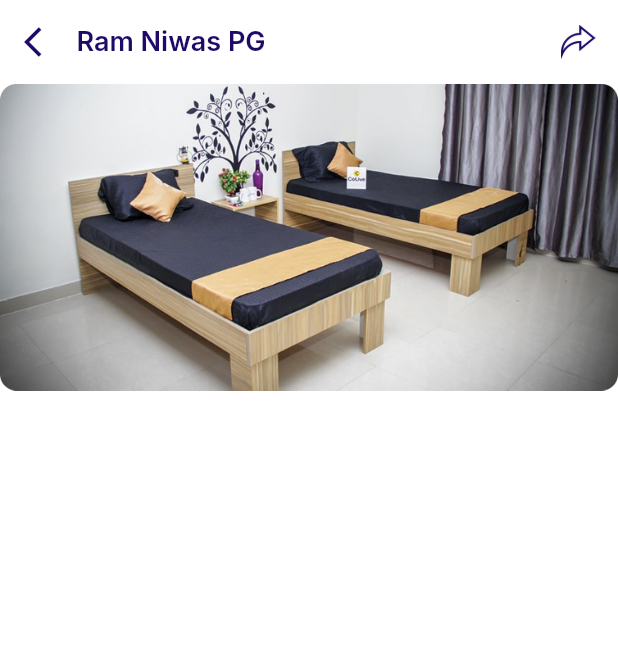
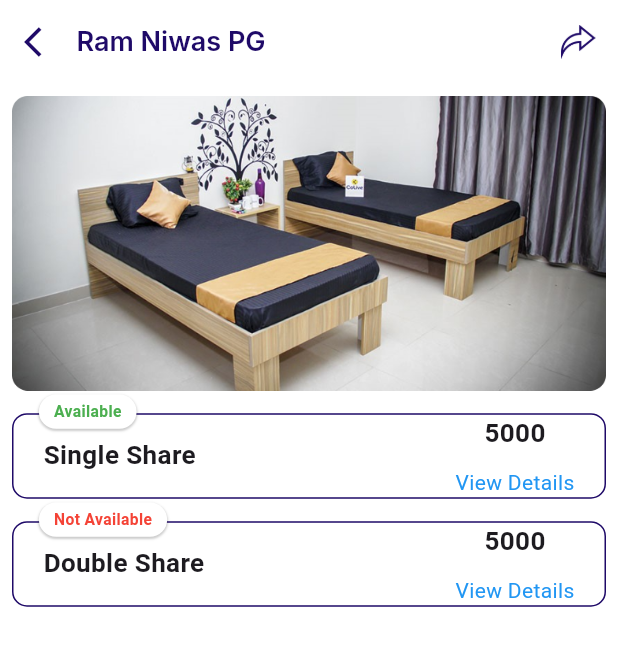
Before and after one commit to wepitch-dev-gunjan/sort-my-college-user-app, a Flutter app: the DetailAccommodation screen opened directly, on a phone screen of 412 x 824 dp. Shown: the top 646 px of the screen. Run offline on Flutter 3.47's test engine with Material 3 defaults, Android fonts, the phone set to English and light mode, and no system bars; our stand-ins replace carousel_slider, circular_countdown_timer, dio, flutter_dotenv, flutter_easyloading, flutter_image_slideshow and 13 more; missing offline and left inert: flutter_email_sender, razorpay_flutter; accounts and stored records are empty; project files that could hold a hidden picture were left out; key blocks and very long unbroken strings in the code were emptied for the run.

Commit message:
New card create

```diff
--- a/lib/home_page/Accomodation/screens/detail_accommodation.dart
+++ b/lib/home_page/Accomodation/screens/detail_accommodation.dart
@@ -1,5 +1,5 @@
 import 'package:flutter/material.dart';
-
+import 'package:http/http.dart';
 import '../../../shared/colors_const.dart';
 import '../../../utils/share_links.dart';
 import '../../entrance_preparation/components/commons.dart';
@@ -29,9 +29,127 @@ class DetailAccommodation extends StatelessWidget {
         ],
       ),
       body: SingleChildScrollView(
-          child: Column(
-        children: [Image.asset("assets/accommodation/testimage.png")],
+          child: Padding(
+        padding: const EdgeInsets.all(8.0),
+        child: Column(
+          children: [
+            Image.asset("assets/accommodation/testimage.png"),
+            const SizedBox(height: 15.0),
+            const RoomOffered(
+                roomType: "Single Share",
+                availability: "Available",
+                price: "5000",
+                isAvailable: true),
+            const SizedBox(height: 15.0),
+            const RoomOffered(
+                roomType: "Double Share",
+                availability: "Not Available",
+                price: "5000",
+                isAvailable: false)
+          ],
+        ),
       )),
     );
   }
 }
+
+class RoomOffered extends StatelessWidget {
+  final String roomType, availability, price;
+  final bool isAvailable;
+  const RoomOffered(
+      {super.key,
+      required this.roomType,
+      required this.availability,
+      required this.price,
+      required this.isAvailable});
+
+  @override
+  Widget build(BuildContext context) {
+    double baseWidth = 460;
+    double width = MediaQuery.of(context).size.width;
+    double fem = MediaQuery.of(context).size.width / baseWidth;
+    double ffem = fem * 0.97;
+    return Stack(
+      clipBehavior: Clip.none,
+      children: [
+        Container(
+          decoration: BoxDecoration(
+            border: Border.all(color: const Color(0xff1F0A68)),
+            borderRadius: BorderRadius.circular(10),
+          ),
+          padding: const EdgeInsets.symmetric(horizontal: 20),
+          child: Row(
+            mainAxisAlignment: MainAxisAlignment.spaceBetween,
+            children: [
+              Column(
+                crossAxisAlignment: CrossAxisAlignment.start,
+                children: [
+                  Text(
+                    roomType,
+                    style: TextStyle(
+                        fontSize: 20 * ffem, fontWeight: FontWeight.w600),
+                  ),
+                ],
+              ),
+              Container(
+                width: 2,
+                // height: 50,
+                color: Colors.black,
+              ),
+              Column(
+                // crossAxisAlignment: CrossAxisAlignment.end,
+                mainAxisAlignment: MainAxisAlignment.center,
+                children: [
+                  Text(
+                    price,
+                    style: TextStyle(
+                        fontSize: 20 * ffem, fontWeight: FontWeight.w600),
+                  ),
+                  const SizedBox(height: 10),
+                  InkWell(
+                    onTap: () {
+                      // Add action for "View Details"
+                    },
+                    child: const Text(
+                      'View Details',
+                      style: TextStyle(
+                        color: Colors.blue,
+                      ),
+                    ),
+                  ),
+                ],
+              ),
+            ],
+          ),
+        ),
+        Positioned(
+          top: -14 * fem,
+          left: 20 * fem,
+          child: Container(
+            decoration: BoxDecoration(
+              color: Colors.white,
+              borderRadius: BorderRadius.circular(21),
+              boxShadow: [
+                BoxShadow(
+                  color: Colors.black.withOpacity(0.20),
+                  spreadRadius: 0.5,
+                  blurRadius: 0.5,
+                  offset: const Offset(0, 1),
+                ),
+              ],
+            ),
+            padding: const EdgeInsets.symmetric(vertical: 4, horizontal: 10),
+            child: Text(
+              availability,
+              style: TextStyle(
+                color: isAvailable ? Colors.green : Colors.red,
+                fontWeight: FontWeight.w700,
+                fontSize: 12 * ffem,
+              ),
+            ),
+          ),
+        ),
+      ],
+    );
+  }
+}
```
Also changed, not shown: lib/main.dart (line endings or trailing spaces).
